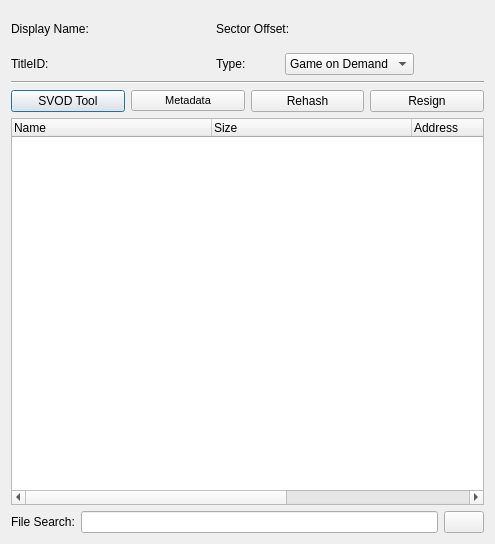
This is Velocity/svoddialog.ui in hetelek/Velocity as Qt 5 draws it before an edit. The edited form follows.
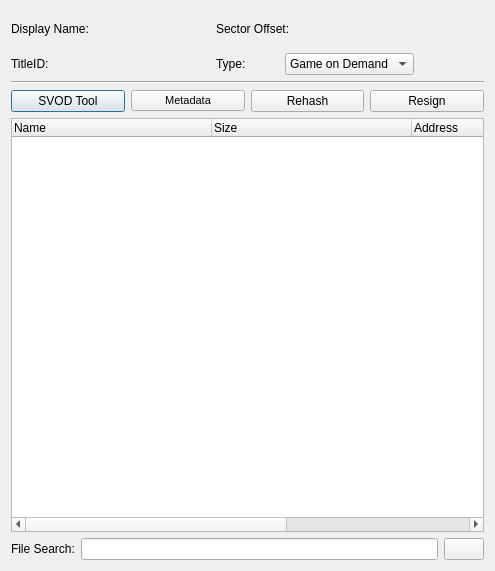
This is the edited form. Icons and pictures are not drawn.

Patch:
```diff
--- a/Velocity/svoddialog.ui
+++ b/Velocity/svoddialog.ui
@@ -7,7 +7,7 @@
     <x>0</x>
     <y>0</y>
     <width>495</width>
-    <height>544</height>
+    <height>571</height>
    </rect>
   </property>
   <property name="minimumSize">
```
Left out of the diff: 5 changed lines with no effect on the pictures.
